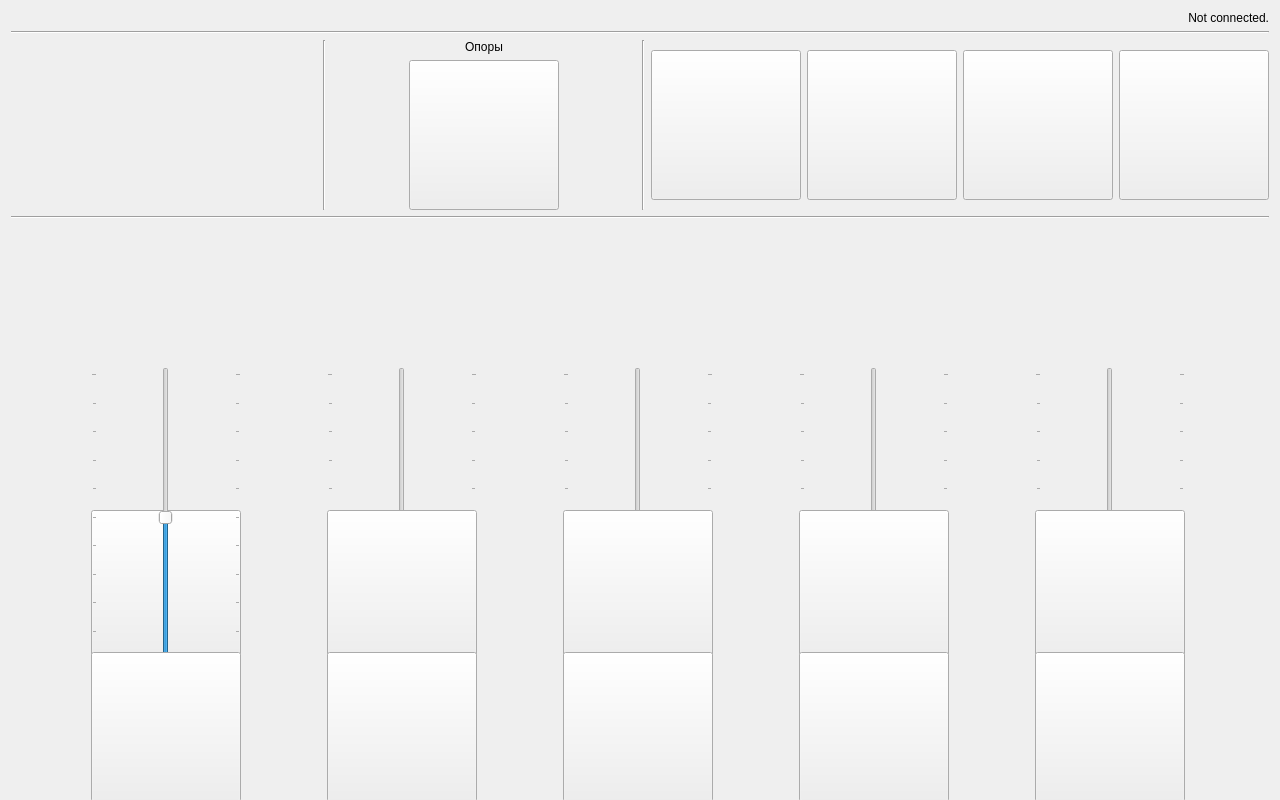
GRomR1/CraneManipulator, file BluetoothClient.ui: the form before one commit.
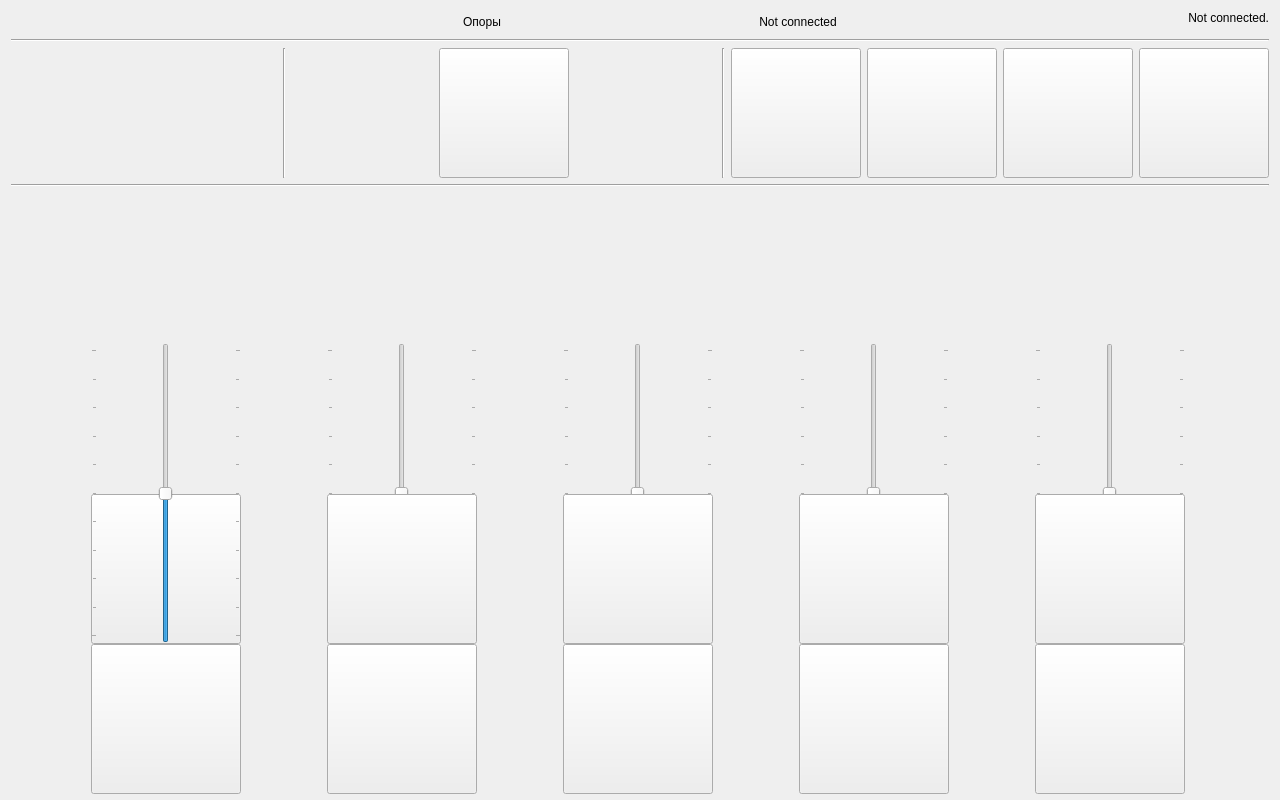
The form after the commit. Icons and pictures are not drawn.

The edit to the form file:
```diff
--- a/BluetoothClient.ui
+++ b/BluetoothClient.ui
@@ -29,14 +29,31 @@
        </property>
       </widget>
      </item>
+     <item>
+      <widget class="QLabel" name="_labelCrutchesOrPillar">
+       <property name="text">
+        <string>Опоры</string>
+       </property>
+       <property name="alignment">
+        <set>Qt::AlignCenter</set>
+       </property>
+      </widget>
+     </item>
+     <item>
+      <widget class="QPushButton" name="_pushButtonConnecting">
+       <property name="layoutDirection">
+        <enum>Qt::LeftToRight</enum>
+       </property>
+       <property name="text">
+        <string>Not connected</string>
+       </property>
+       <property name="flat">
+        <bool>true</bool>
+       </property>
+      </widget>
+     </item>
      <item>
       <widget class="QLabel" name="_labelConnecting">
-       <property name="sizePolicy">
-        <sizepolicy hsizetype="Minimum" vsizetype="Minimum">
-         <horstretch>0</horstretch>
-         <verstretch>0</verstretch>
-        </sizepolicy>
-       </property>
        <property name="text">
         <string>Not connected.</string>
        </property>
@@ -66,8 +83,8 @@
        </property>
        <property name="minimumSize">
         <size>
-         <width>150</width>
-         <height>150</height>
+         <width>130</width>
+         <height>130</height>
         </size>
        </property>
        <property name="text">
@@ -98,8 +115,8 @@
        </property>
        <property name="minimumSize">
         <size>
-         <width>150</width>
-         <height>150</height>
+         <width>130</width>
+         <height>130</height>
         </size>
        </property>
        <property name="text">
@@ -128,26 +145,6 @@
       </widget>
      </item>
      <item>
-      <layout class="QVBoxLayout" name="verticalLayout_2">
-       <property name="rightMargin">
-        <number>0</number>
-       </property>
-       <item>
-        <widget class="QLabel" name="_labelCrutchesOrPillar">
-         <property name="text">
-          <string>Опоры</string>
-         </property>
-         <property name="alignment">
-          <set>Qt::AlignCenter</set>
-         </property>
-        </widget>
-       </item>
-       <item>
-        <layout class="QHBoxLayout" name="horizontalLayout_2">
-         <property name="leftMargin">
-          <number>0</number>
-         </property>
-         <item>
           <spacer name="horizontalSpacer">
            <property name="orientation">
             <enum>Qt::Horizontal</enum>
@@ -170,8 +167,8 @@
            </property>
            <property name="minimumSize">
             <size>
-             <width>150</width>
-             <height>150</height>
+         <width>130</width>
+         <height>130</height>
             </size>
            </property>
            <property name="icon">
@@ -202,10 +199,6 @@
            </property>
           </spacer>
          </item>
-        </layout>
-       </item>
-      </layout>
-     </item>
      <item>
       <widget class="Line" name="line_4">
        <property name="orientation">
@@ -223,8 +216,8 @@
        </property>
        <property name="minimumSize">
         <size>
-         <width>150</width>
-         <height>150</height>
+         <width>130</width>
+         <height>130</height>
         </size>
        </property>
        <property name="icon">
@@ -252,8 +245,8 @@
        </property>
        <property name="minimumSize">
         <size>
-         <width>150</width>
-         <height>150</height>
+         <width>130</width>
+         <height>130</height>
         </size>
        </property>
        <property name="text">
@@ -281,8 +274,8 @@
        </property>
        <property name="minimumSize">
         <size>
-         <width>150</width>
-         <height>150</height>
+         <width>130</width>
+         <height>130</height>
         </size>
        </property>
        <property name="text">
@@ -313,8 +306,8 @@
        </property>
        <property name="minimumSize">
         <size>
-         <width>150</width>
-         <height>150</height>
+         <width>130</width>
+         <height>130</height>
         </size>
        </property>
        <property name="icon">
```
Lines whose indentation alone changed are shown as unchanged.
